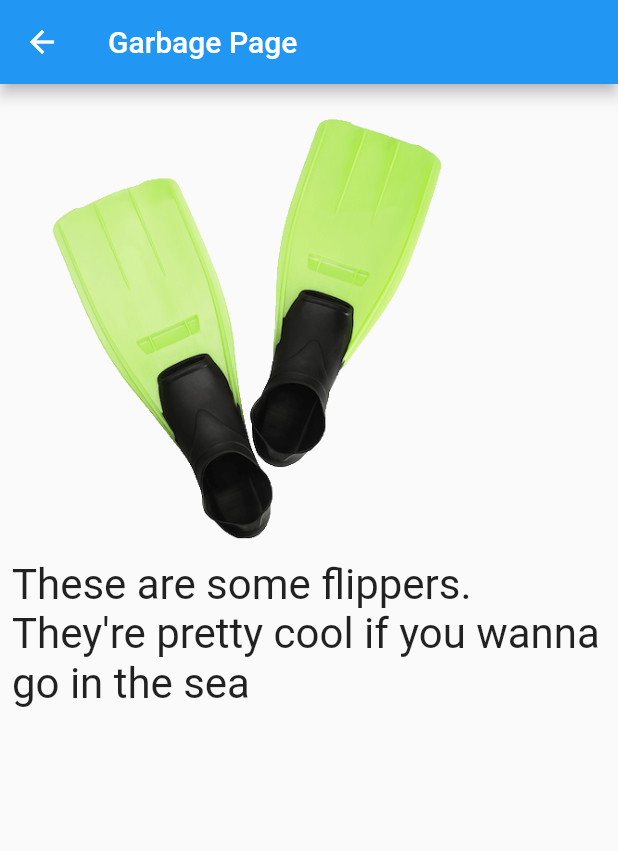
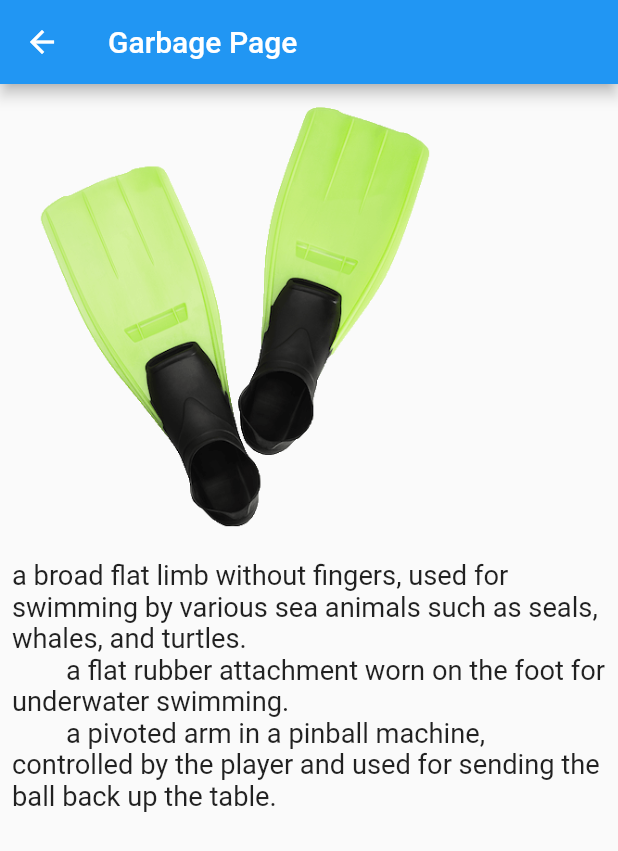
Before and after one commit to tddmonkey/socrates2019_flutter, a Flutter app: the GarbageScreen screen opened directly, on a phone screen of 412 x 824 dp. Shown: the top 851 px of the screen. Run offline on Flutter 3.47's test engine with Material 2 defaults, Android fonts, the phone set to English and light mode, and no system bars.

Commit message:
product page is nicely laid out now

```diff
--- a/lib/main.dart
+++ b/lib/main.dart
@@ -124,6 +124,13 @@ class FullPageLayoutForItem extends StatelessWidget {
   Widget build(BuildContext context) {
     this.imageSize = MediaQuery.of(context).size.width * 0.75;
 
+    return ListView(
+        children: [
+          imageBox(imageSize),
+          textBox()
+        ]
+    );
+
     return Container(
         padding: const EdgeInsets.all(8.0),
         alignment: Alignment.topLeft,
@@ -134,7 +141,7 @@ class FullPageLayoutForItem extends StatelessWidget {
             child: Column(
                 crossAxisAlignment: CrossAxisAlignment.start,
                 children: [
-                  imageBox(),
+//                  imageBox(),
                   textBox()
                 ]
             )
@@ -142,19 +149,28 @@ class FullPageLayoutForItem extends StatelessWidget {
     );
   }
 
-  SizedBox imageBox() {
-    return SizedBox(
+  Widget imageBox(double imageSize) {
+    return Align(
+        alignment: Alignment.centerLeft,
+        child: SizedBox(
               width: imageSize,
               child: Image.asset(
                 'images/flippers-alpha.png',
               )
-          );
+          )
+    )
+    ;
   }
 
   Widget textBox() {
-    return Text(
-        "These are some flippers.  They're pretty cool if you wanna go in the sea",
-        textScaleFactor: 2
-    );
+    return Container(
+        padding: const EdgeInsets.all(8.0),
+        child: Text(        """a broad flat limb without fingers, used for swimming by various sea animals such as seals, whales, and turtles.
+        a flat rubber attachment worn on the foot for underwater swimming.
+        a pivoted arm in a pinball machine, controlled by the player and used for sending the ball back up the table.""",
+          textScaleFactor: 1.3
+      )
+    )
+    ;
   }
 }
```
